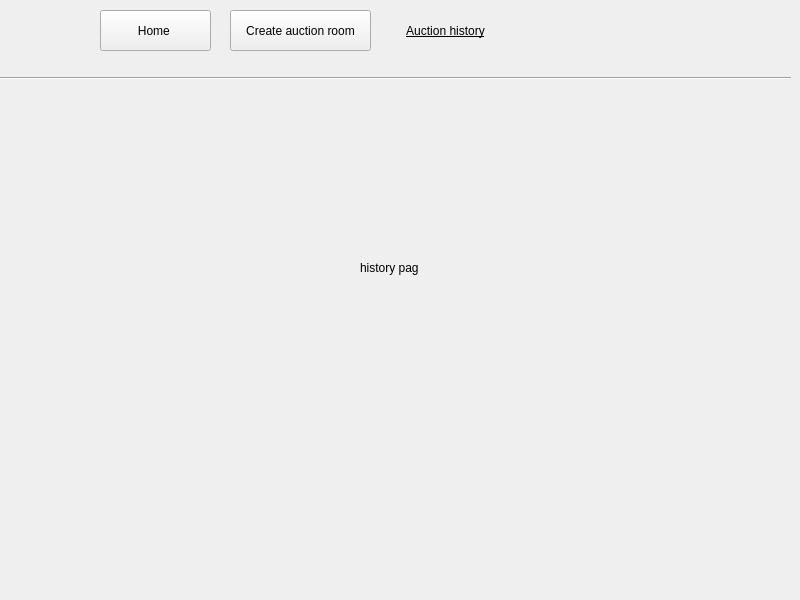
This is GUI/historypage.ui in TuanAnhNguyenCo/Auction as Qt 5 draws it before an edit. The edited form follows.
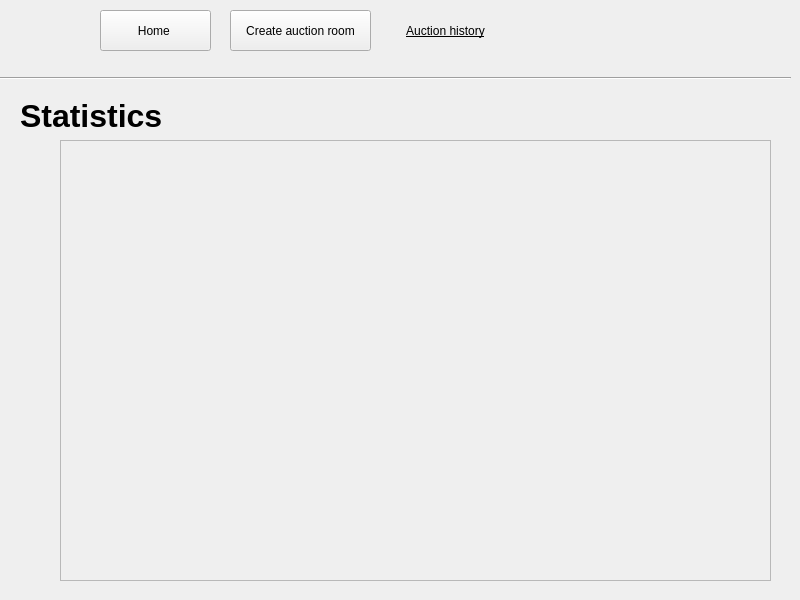
This is the edited form.

```diff
--- a/GUI/historypage.ui
+++ b/GUI/historypage.ui
@@ -23,19 +23,6 @@
     </rect>
    </property>
    <widget class="QWidget" name="page_2">
-    <widget class="QLabel" name="label_2">
-     <property name="geometry">
-      <rect>
-       <x>360</x>
-       <y>260</y>
-       <width>58</width>
-       <height>16</height>
-      </rect>
-     </property>
-     <property name="text">
-      <string>history page</string>
-     </property>
-    </widget>
     <widget class="QLabel" name="label_logo_2">
      <property name="geometry">
       <rect>
@@ -112,6 +99,49 @@
       <enum>Qt::Horizontal</enum>
      </property>
     </widget>
+    <widget class="QLabel" name="label">
+     <property name="geometry">
+      <rect>
+       <x>20</x>
+       <y>90</y>
+       <width>151</width>
+       <height>51</height>
+      </rect>
+     </property>
+     <property name="font">
+      <font>
+       <family>Arial</family>
+       <pointsize>24</pointsize>
+       <bold>true</bold>
+      </font>
+     </property>
+     <property name="text">
+      <string>Statistics</string>
+     </property>
+    </widget>
+    <widget class="QScrollArea" name="scrollArea">
+     <property name="geometry">
+      <rect>
+       <x>60</x>
+       <y>140</y>
+       <width>711</width>
+       <height>441</height>
+      </rect>
+     </property>
+     <property name="widgetResizable">
+      <bool>true</bool>
+     </property>
+     <widget class="QWidget" name="scrollAreaWidgetContents">
+      <property name="geometry">
+       <rect>
+        <x>0</x>
+        <y>0</y>
+        <width>709</width>
+        <height>439</height>
+       </rect>
+      </property>
+     </widget>
+    </widget>
    </widget>
   </widget>
  </widget>
```
